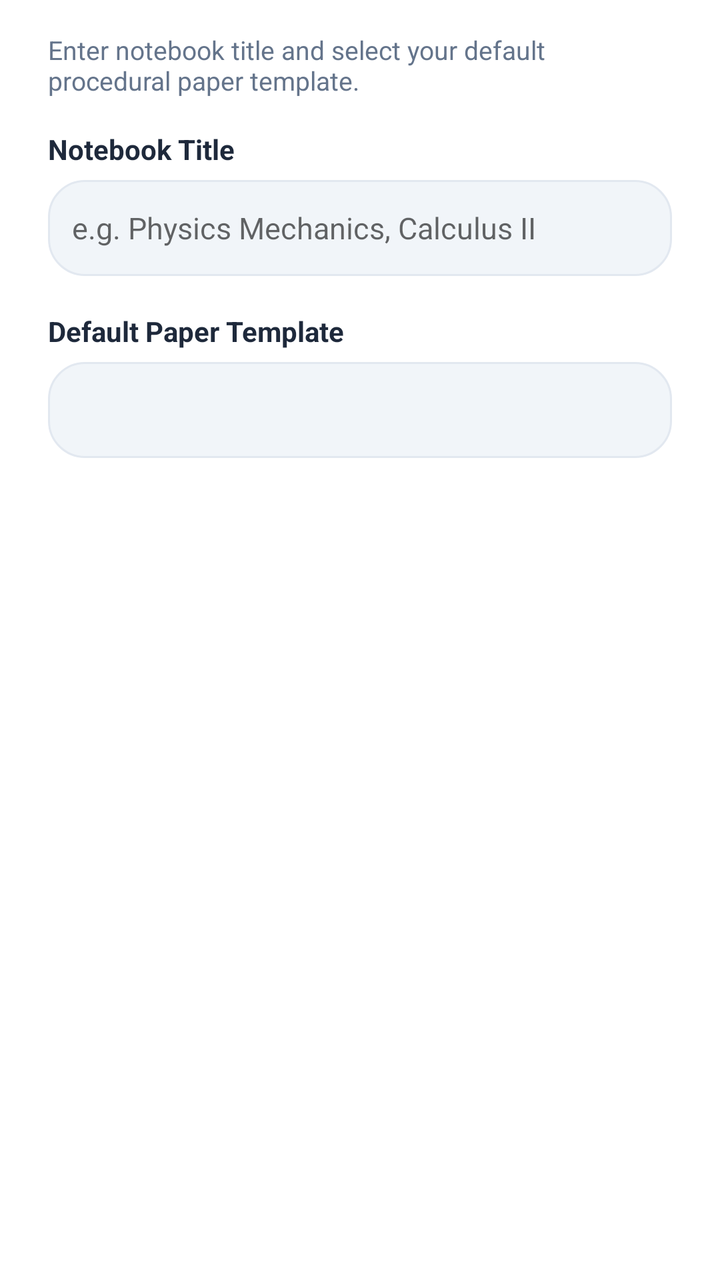
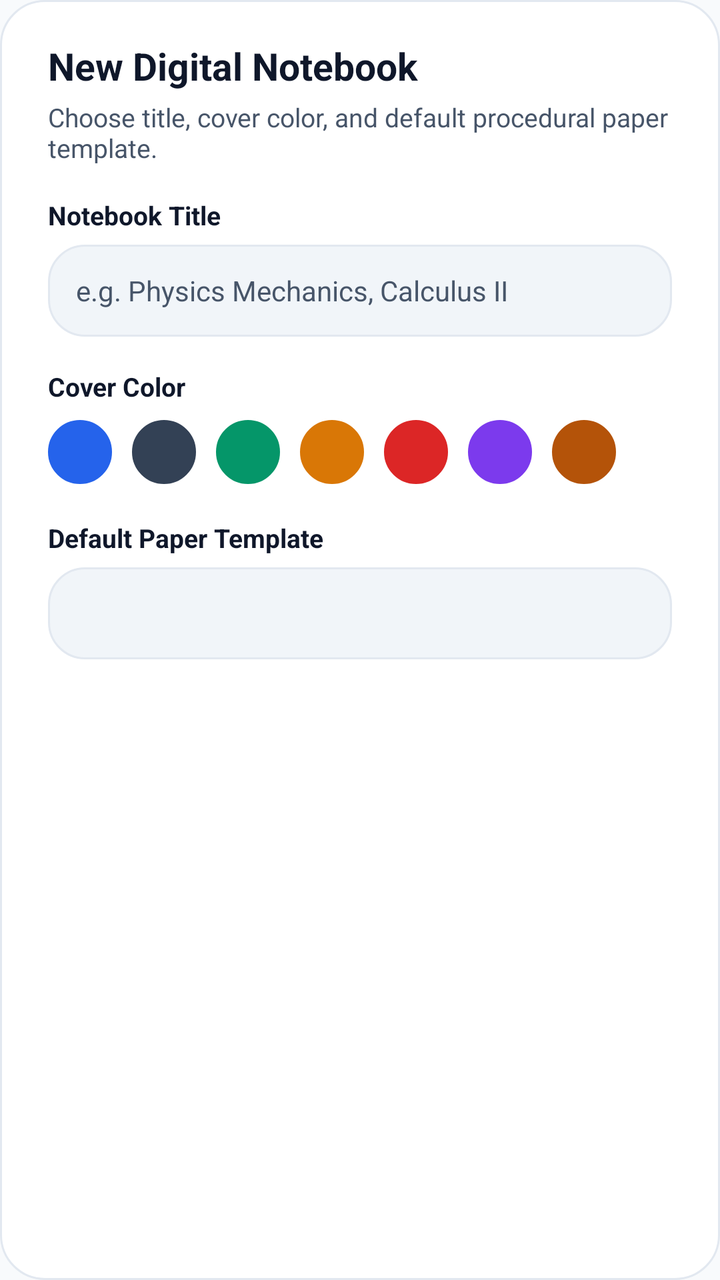

Screens rendered from an Android XML layout before and after an edit, with the pre-edit source and the edit as a unified diff.
<!-- AndroidManifest.xml: application theme Theme.FlowNotes -->
<!-- res/layout/dialog_new_notebook.xml -->
<?xml version="1.0" encoding="utf-8"?>
<LinearLayout
    xmlns:android="http://schemas.android.com/apk/res/android"
    android:layout_width="match_parent"
    android:layout_height="wrap_content"
    android:orientation="vertical"
    android:paddingStart="24dp"
    android:paddingEnd="24dp"
    android:paddingTop="16dp"
    android:paddingBottom="16dp">

    <TextView
        android:layout_width="match_parent"
        android:layout_height="wrap_content"
        android:text="Enter notebook title and select your default procedural paper template."
        android:textColor="@color/text_secondary"
        android:textSize="13sp"
        android:layout_marginBottom="16dp" />

    <TextView
        android:layout_width="match_parent"
        android:layout_height="wrap_content"
        android:text="Notebook Title"
        android:textColor="@color/text_primary"
        android:textSize="14sp"
        android:textStyle="bold"
        android:layout_marginBottom="6dp" />

    <EditText
        android:id="@+id/et_notebook_title"
        android:layout_width="match_parent"
        android:layout_height="48dp"
        android:hint="e.g. Physics Mechanics, Calculus II"
        android:inputType="textCapWords"
        android:maxLines="1"
        android:textColor="@color/text_primary"
        android:textSize="15sp"
        android:paddingStart="12dp"
        android:paddingEnd="12dp"
        android:background="@drawable/bg_folder_chip"
        android:layout_marginBottom="18dp" />

    <TextView
        android:layout_width="match_parent"
        android:layout_height="wrap_content"
        android:text="Default Paper Template"
        android:textColor="@color/text_primary"
        android:textSize="14sp"
        android:textStyle="bold"
        android:layout_marginBottom="6dp" />

    <Spinner
        android:id="@+id/sp_paper_template"
        android:layout_width="match_parent"
        android:layout_height="48dp"
        android:background="@drawable/bg_folder_chip"
        android:paddingStart="8dp"
        android:paddingEnd="8dp"
        android:layout_marginBottom="8dp" />

</LinearLayout>
<!-- resources referenced by this layout -->
<resources>
  <color name="text_primary">#1E293B</color>
  <color name="text_secondary">#64748B</color>
  <!-- drawable bg_folder_chip (drawable) -->
  <?xml version="1.0" encoding="utf-8"?>
  <shape xmlns:android="http://schemas.android.com/apk/res/android"
      android:shape="rectangle">
      <solid android:color="#F1F5F9" />
      <corners android:radius="18dp" />
      <stroke
          android:width="1dp"
          android:color="#E2E8F0" />
  </shape>
  <style name="Theme.FlowNotes" parent="Theme.MaterialComponents.DayNight.NoActionBar">
          <item name="colorPrimary">@color/primary</item>
          <item name="colorPrimaryVariant">@color/primary_dark</item>
          <item name="colorOnPrimary">@android:color/white</item>
          <item name="colorSecondary">@color/accent</item>
          <item name="android:statusBarColor">@color/bg_surface</item>
          <item name="android:windowLightStatusBar">true</item>
      </style>
  <color name="primary">#3B82F6</color>
  <color name="primary_dark">#1D4ED8</color>
  <color name="accent">#8B5CF6</color>
  <color name="bg_surface">#FFFFFF</color>
</resources>

<!-- the commit's change to res/layout/dialog_new_notebook.xml (unified diff, before → after) -->
@@ -1,61 +1,152 @@
 <?xml version="1.0" encoding="utf-8"?>
 <LinearLayout
     xmlns:android="http://schemas.android.com/apk/res/android"
+    xmlns:app="http://schemas.android.com/apk/res-auto"
     android:layout_width="match_parent"
     android:layout_height="wrap_content"
     android:orientation="vertical"
     android:paddingStart="24dp"
     android:paddingEnd="24dp"
-    android:paddingTop="16dp"
-    android:paddingBottom="16dp">
+    android:paddingTop="20dp"
+    android:paddingBottom="20dp"
+    android:background="@drawable/bg_dialog_floating">
+
+    
+    <TextView
+        android:layout_width="match_parent"
+        android:layout_height="wrap_content"
+        android:text="New Digital Notebook"
+        android:textColor="?attr/flownotesTextPrimary"
+        android:textSize="19sp"
+        android:textStyle="bold" />
 
     <TextView
         android:layout_width="match_parent"
         android:layout_height="wrap_content"
-        android:text="Enter notebook title and select your default procedural paper template."
-        android:textColor="@color/text_secondary"
+        android:text="Choose title, cover color, and default procedural paper template."
+        android:textColor="?attr/flownotesTextSecondary"
         android:textSize="13sp"
+        android:layout_marginTop="4dp"
         android:layout_marginBottom="16dp" />
 
+    
     <TextView
         android:layout_width="match_parent"
         android:layout_height="wrap_content"
         android:text="Notebook Title"
-        android:textColor="@color/text_primary"
-        android:textSize="14sp"
+        android:textColor="?attr/flownotesTextPrimary"
+        android:textSize="13sp"
         android:textStyle="bold"
         android:layout_marginBottom="6dp" />
 
+    
     <EditText
         android:id="@+id/et_notebook_title"
         android:layout_width="match_parent"
-        android:layout_height="48dp"
+        android:layout_height="46dp"
         android:hint="e.g. Physics Mechanics, Calculus II"
         android:inputType="textCapWords"
         android:maxLines="1"
-        android:textColor="@color/text_primary"
-        android:textSize="15sp"
-        android:paddingStart="12dp"
-        android:paddingEnd="12dp"
-        android:background="@drawable/bg_folder_chip"
-        android:layout_marginBottom="18dp" />
+        android:textColor="?attr/flownotesTextPrimary"
+        android:textColorHint="?attr/flownotesTextSecondary"
+        android:textSize="14sp"
+        android:paddingStart="14dp"
+        android:paddingEnd="14dp"
+        android:background="@drawable/bg_filter_chip"
+        android:layout_marginBottom="16dp" />
 
+    
+    <TextView
+        android:layout_width="match_parent"
+        android:layout_height="wrap_content"
+        android:text="Cover Color"
+        android:textColor="?attr/flownotesTextPrimary"
+        android:textSize="13sp"
+        android:textStyle="bold"
+        android:layout_marginBottom="8dp" />
+
+    
+    <LinearLayout
+        android:id="@+id/color_swatch_container"
+        android:layout_width="match_parent"
+        android:layout_height="wrap_content"
+        android:orientation="horizontal"
+        android:gravity="center_vertical"
+        android:layout_marginBottom="18dp">
+
+        <View
+            android:id="@+id/swatch_sapphire"
+            android:layout_width="32dp"
+            android:layout_height="32dp"
+            android:background="@drawable/bg_tool_button"
+            android:backgroundTint="@color/cover_sapphire"
+            android:layout_marginEnd="10dp" />
+
+        <View
+            android:id="@+id/swatch_slate"
+            android:layout_width="32dp"
+            android:layout_height="32dp"
+            android:background="@drawable/bg_tool_button"
+            android:backgroundTint="@color/cover_slate"
+            android:layout_marginEnd="10dp" />
+
+        <View
+            android:id="@+id/swatch_forest"
+            android:layout_width="32dp"
+            android:layout_height="32dp"
+            android:background="@drawable/bg_tool_button"
+            android:backgroundTint="@color/cover_forest"
+            android:layout_marginEnd="10dp" />
+
+        <View
+            android:id="@+id/swatch_amber"
+            android:layout_width="32dp"
+            android:layout_height="32dp"
+            android:background="@drawable/bg_tool_button"
+            android:backgroundTint="@color/cover_amber"
+            android:layout_marginEnd="10dp" />
+
+        <View
+            android:id="@+id/swatch_crimson"
+            android:layout_width="32dp"
+            android:layout_height="32dp"
+            android:background="@drawable/bg_tool_button"
+            android:backgroundTint="@color/cover_crimson"
+            android:layout_marginEnd="10dp" />
+
+        <View
+            android:id="@+id/swatch_plum"
+            android:layout_width="32dp"
+            android:layout_height="32dp"
+            android:background="@drawable/bg_tool_button"
+            android:backgroundTint="@color/cover_plum"
+            android:layout_marginEnd="10dp" />
+
+        <View
+            android:id="@+id/swatch_ochre"
+            android:layout_width="32dp"
+            android:layout_height="32dp"
+            android:background="@drawable/bg_tool_button"
+            android:backgroundTint="@color/cover_ochre" />
+    </LinearLayout>
+
+    
     <TextView
         android:layout_width="match_parent"
         android:layout_height="wrap_content"
         android:text="Default Paper Template"
-        android:textColor="@color/text_primary"
-        android:textSize="14sp"
+        android:textColor="?attr/flownotesTextPrimary"
+        android:textSize="13sp"
         android:textStyle="bold"
         android:layout_marginBottom="6dp" />
 
     <Spinner
         android:id="@+id/sp_paper_template"
         android:layout_width="match_parent"
-        android:layout_height="48dp"
-        android:background="@drawable/bg_folder_chip"
-        android:paddingStart="8dp"
-        android:paddingEnd="8dp"
+        android:layout_height="46dp"
+        android:background="@drawable/bg_filter_chip"
+        android:paddingStart="12dp"
+        android:paddingEnd="12dp"
         android:layout_marginBottom="8dp" />
 
 </LinearLayout>
<!-- resource entries referenced after the edit -->
@@ -1,28 +1,76 @@
 <!-- resources referenced by this layout -->
 <resources>
-  <color name="text_primary">#1E293B</color>
-  <color name="text_secondary">#64748B</color>
-  <!-- drawable bg_folder_chip (drawable) -->
+  <color name="cover_amber">#D97706</color>
+  <color name="cover_crimson">#DC2626</color>
+  <color name="cover_forest">#059669</color>
+  <color name="cover_ochre">#B45309</color>
+  <color name="cover_plum">#7C3AED</color>
+  <color name="cover_sapphire">#2563EB</color>
+  <color name="cover_slate">#334155</color>
+  <!-- drawable bg_dialog_floating (drawable) -->
   <?xml version="1.0" encoding="utf-8"?>
   <shape xmlns:android="http://schemas.android.com/apk/res/android"
       android:shape="rectangle">
-      <solid android:color="#F1F5F9" />
+      <solid android:color="?attr/flownotesSurfaceCard" />
+      <corners android:radius="22dp" />
+      <stroke
+          android:width="1dp"
+          android:color="?attr/flownotesBorder" />
+  </shape>
+  <!-- drawable bg_filter_chip (drawable) -->
+  <?xml version="1.0" encoding="utf-8"?>
+  <shape xmlns:android="http://schemas.android.com/apk/res/android"
+      android:shape="rectangle">
+      <solid android:color="?attr/flownotesChipBg" />
       <corners android:radius="18dp" />
       <stroke
           android:width="1dp"
-          android:color="#E2E8F0" />
+          android:color="?attr/flownotesBorder" />
   </shape>
-  <style name="Theme.FlowNotes" parent="Theme.MaterialComponents.DayNight.NoActionBar">
+  <!-- drawable bg_tool_button (drawable) -->
+  <?xml version="1.0" encoding="utf-8"?>
+  <shape xmlns:android="http://schemas.android.com/apk/res/android"
+      android:shape="oval">
+      <solid android:color="#F8FAFC" />
+      <stroke
+          android:width="1dp"
+          android:color="#CBD5E1" />
+  </shape>
+  <style name="Theme.FlowNotes" parent="Theme.FlowNotes.Light" />
+  <style name="Theme.FlowNotes.Light" parent="Theme.MaterialComponents.Light.NoActionBar">
           <item name="colorPrimary">@color/primary</item>
           <item name="colorPrimaryVariant">@color/primary_dark</item>
-          <item name="colorOnPrimary">@android:color/white</item>
+          <item name="colorOnPrimary">#FFFFFF</item>
           <item name="colorSecondary">@color/accent</item>
-          <item name="android:statusBarColor">@color/bg_surface</item>
+          <item name="android:windowBackground">@color/light_surface_base</item>
+          <item name="android:statusBarColor">@color/light_surface_base</item>
           <item name="android:windowLightStatusBar">true</item>
+          <item name="android:navigationBarColor">@color/light_surface_base</item>
+          <item name="android:windowLightNavigationBar">true</item>
+  
+          
+          <item name="flownotesSurfaceBase">@color/light_surface_base</item>
+          <item name="flownotesSurfaceCard">@color/light_surface_card</item>
+          <item name="flownotesSurfaceElevated">@color/light_surface_elevated</item>
+          <item name="flownotesTextPrimary">@color/light_text_primary</item>
+          <item name="flownotesTextSecondary">@color/light_text_secondary</item>
+          <item name="flownotesBorder">@color/light_border</item>
+          <item name="flownotesChipBg">@color/light_surface_elevated</item>
+          <item name="flownotesChipSelectedBg">@color/light_text_primary</item>
+          <item name="flownotesChipText">@color/light_text_secondary</item>
+          <item name="flownotesChipSelectedText">#FFFFFF</item>
+          <item name="flownotesDockBg">@color/light_dock_bg</item>
+          <item name="flownotesSpineOverlay">#30000000</item>
       </style>
-  <color name="primary">#3B82F6</color>
+  <color name="primary">#2563EB</color>
   <color name="primary_dark">#1D4ED8</color>
-  <color name="accent">#8B5CF6</color>
-  <color name="bg_surface">#FFFFFF</color>
+  <color name="accent">#7C3AED</color>
+  <color name="light_surface_base">#F8FAFC</color>
+  <color name="light_surface_card">#FFFFFF</color>
+  <color name="light_surface_elevated">#F1F5F9</color>
+  <color name="light_text_primary">#0F172A</color>
+  <color name="light_text_secondary">#475569</color>
+  <color name="light_border">#E2E8F0</color>
+  <color name="light_dock_bg">#FFFFFF</color>
 </resources>
 
